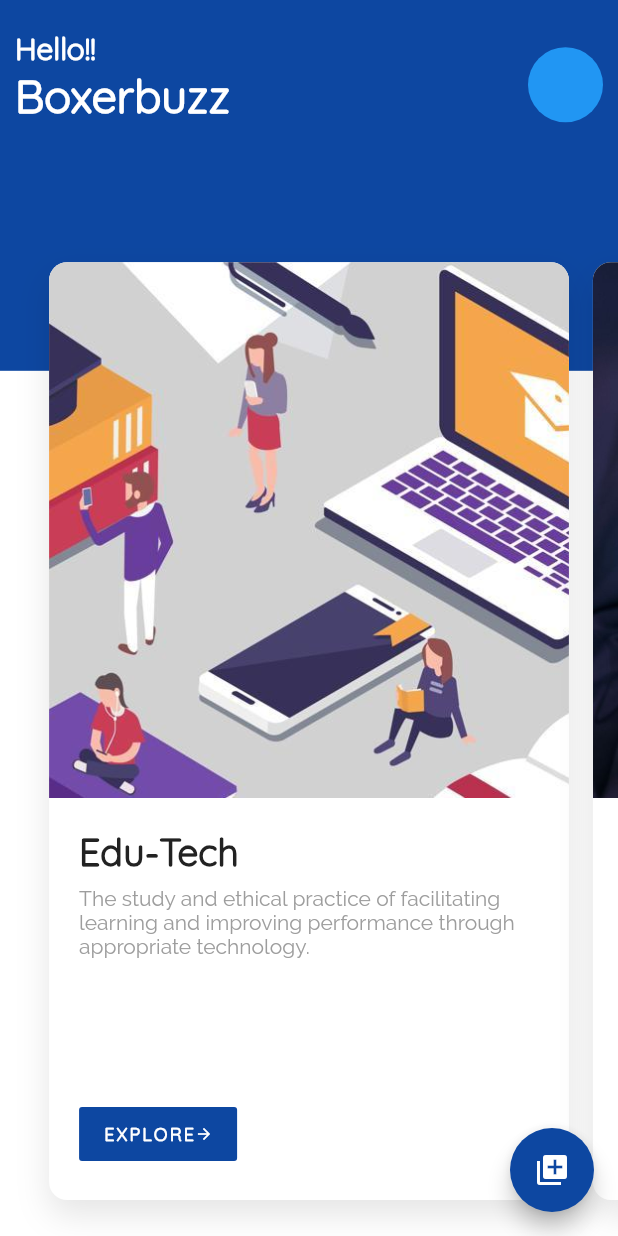
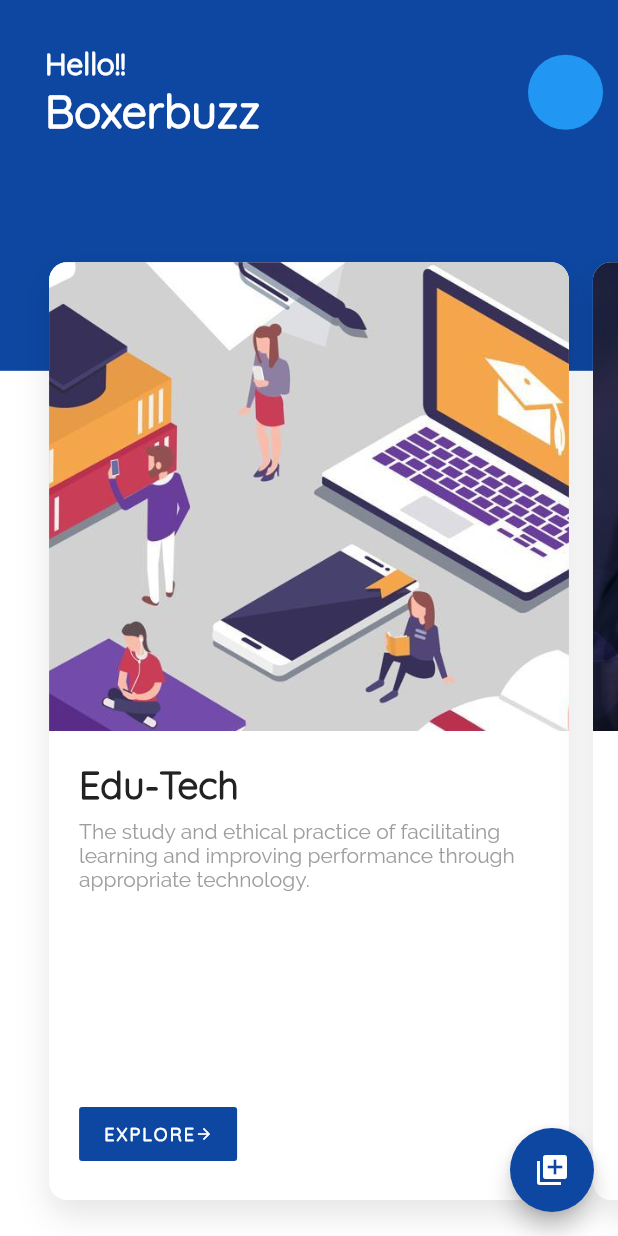
Before and after one commit to Ikxyz/Edo-State-Startup-Fund, a Flutter app: the screen it shows after launch, on a phone screen of 412 x 824 dp. Run offline on Flutter 3.47's test engine with Material 2 defaults, Android fonts, the phone set to English and light mode, and no system bars; our stand-ins replace firebase_storage, image_picker, random_string, timeago; accounts and stored records are empty.

Commit message:
Modified homescreen, categoryCard, exploreTab

```diff
--- a/lib/routes/home/expolore_tab.dart
+++ b/lib/routes/home/expolore_tab.dart
@@ -204,12 +204,6 @@ class ExploreTabState extends State<ExploreTab> with TickerProviderStateMixin {
     );
   }
 
-  Widget buildPageView() {
-    return Expanded(
-      child: null,
-    );
-  }
-
   @override
   Widget build(BuildContext context) {
     return Container(
@@ -228,7 +222,7 @@ class ExploreTabState extends State<ExploreTab> with TickerProviderStateMixin {
                   mainAxisAlignment: MainAxisAlignment.spaceBetween,
                   children: <Widget>[
                     new Padding(
-                      padding: const EdgeInsets.only(top: 20.0),
+                      padding: const EdgeInsets.only(top: 30.0, left: 20.0),
                       child: Row(
                         children: <Widget>[
                           SizedBox(width: 10.0),
--- a/lib/routes/home/home_screen.dart
+++ b/lib/routes/home/home_screen.dart
@@ -10,7 +10,6 @@ class HomeScreen extends StatefulWidget {
 }
 
 class HomeScreenState extends State<HomeScreen> {
-
   Widget build(BuildContext ctx) {
     return Scaffold(
       body: ExploreTab(),
--- a/lib/widgets/category_card.dart
+++ b/lib/widgets/category_card.dart
@@ -34,7 +34,7 @@ class CategoryCard extends StatelessWidget {
         child: Column(
           children: <Widget>[
             Expanded(
-              flex: 4,
+              flex: 2,
               child: Hero(
                 tag: "${category.title}_bg",
                 child: Container(
@@ -51,8 +51,8 @@ class CategoryCard extends StatelessWidget {
                 ),
               ),
             ),
-            Expanded(
-              flex: 3,
+            new Expanded(
+              flex: 2,
               child: Container(
                 padding: EdgeInsets.all(20.0),
                 child: Column(
@@ -64,8 +64,9 @@ class CategoryCard extends StatelessWidget {
                       child: Column(
                         crossAxisAlignment: CrossAxisAlignment.start,
                         mainAxisAlignment: MainAxisAlignment.spaceBetween,
+                        mainAxisSize: MainAxisSize.min,
                         children: <Widget>[
-                          Padding(
+                          new Padding(
                             padding: const EdgeInsets.only(bottom: 8.0),
                             child: Row(
                               children: <Widget>[
@@ -82,13 +83,14 @@ class CategoryCard extends StatelessWidget {
                               ],
                             ),
                           ),
-                          Text(
+                          new Text(
                             category.description,
                             textAlign: TextAlign.left,
                             style: TextStyle(
-                                fontSize: 14.0,
-                                color: AppColors.bodyText,
-                                fontFamily: 'Raleway'),
+                              fontSize: 14.0,
+                              color: AppColors.bodyText,
+                              fontFamily: 'Raleway',
+                            ),
                           ),
                         ],
                       ),
```
Also changed, not shown: lib/routes/ideas/new_idea_screen.dart (+62 -7 lines).
